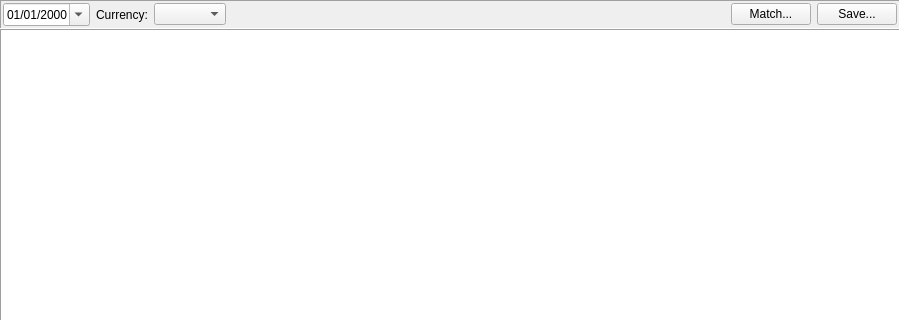
Qt form jal/ui/reports/unsettled_transfers_report.ui (titov-vv/jal) before a commit; both pictures show x 0 to 900 and y 0 to 320 of the 900 by 500 pixel window.
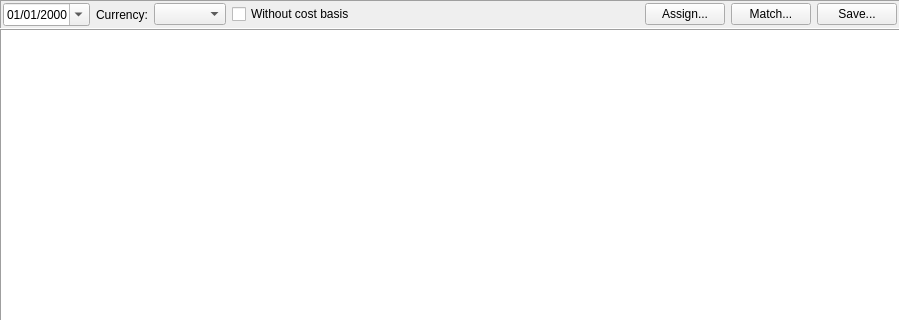
The same form after that commit. Custom widgets are drawn as their Qt base class.

Commit message: Display of suggested accounts and missing cost basis in unsettled transfer report.

```diff
--- a/jal/ui/reports/unsettled_transfers_report.ui
+++ b/jal/ui/reports/unsettled_transfers_report.ui
@@ -80,6 +80,16 @@
        <widget class="CurrencyComboBox" name="ReportCurrencyCombo"/>
       </item>
       <item row="0" column="3">
+       <widget class="QCheckBox" name="BasisGapsCheck">
+        <property name="toolTip">
+         <string>Also list settled transfers whose asset arrived with no cost basis</string>
+        </property>
+        <property name="text">
+         <string>Without cost basis</string>
+        </property>
+       </widget>
+      </item>
+      <item row="0" column="4">
        <spacer name="ReportFrameSpacer">
         <property name="orientation">
          <enum>Qt::Horizontal</enum>
@@ -92,7 +102,17 @@
         </property>
        </spacer>
       </item>
-      <item row="0" column="4">
+      <item row="0" column="5">
+       <widget class="QPushButton" name="AssignButton">
+        <property name="toolTip">
+         <string>Name the account at the end a leg doesn't know</string>
+        </property>
+        <property name="text">
+         <string>Assign...</string>
+        </property>
+       </widget>
+      </item>
+      <item row="0" column="6">
        <widget class="QPushButton" name="MatchButton">
         <property name="toolTip">
          <string>Pair a leg that was sent with the arrival it belongs to</string>
@@ -102,7 +122,7 @@
         </property>
        </widget>
       </item>
-      <item row="0" column="5">
+      <item row="0" column="7">
        <widget class="QPushButton" name="SaveButton">
         <property name="text">
          <string>Save...</string>
```
The commit also changes 6 other files.
